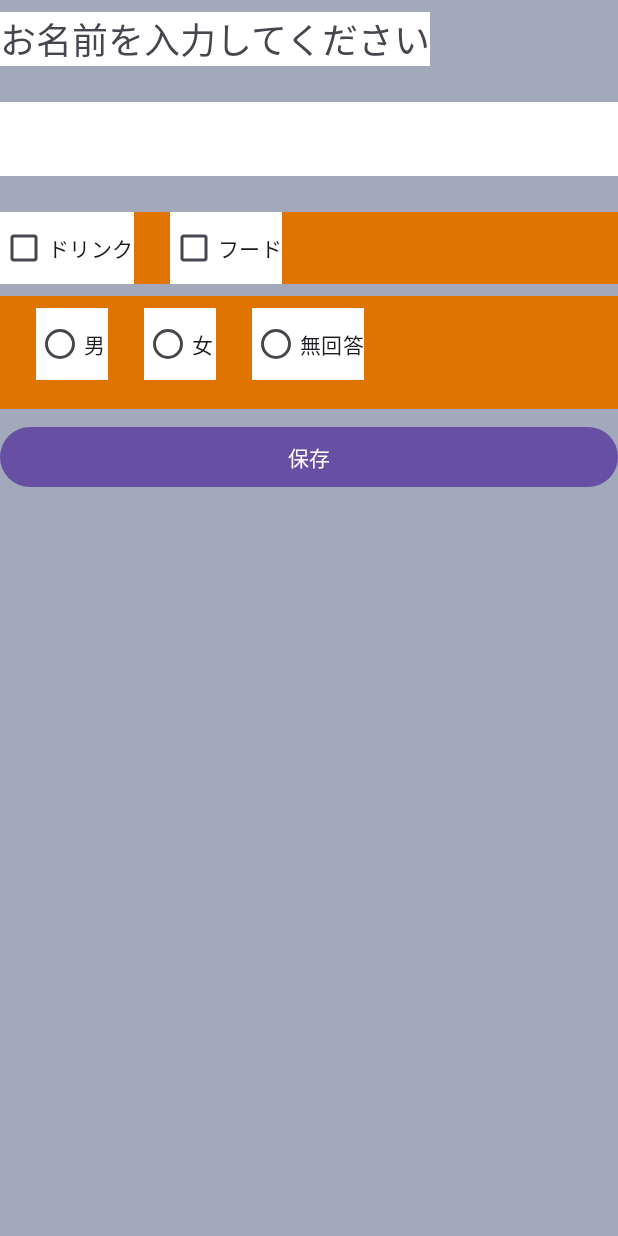
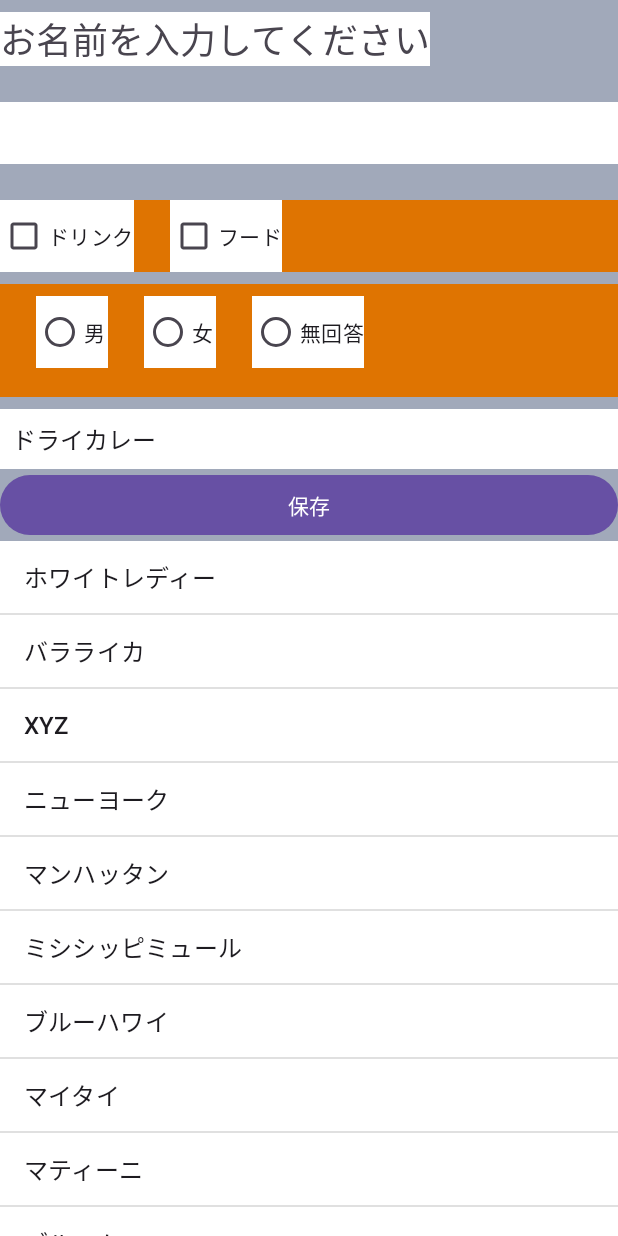
Before and after one commit to its22013/Android1, an Android app: the screen it shows after launch (MainActivity), on a phone screen of 412 x 824 dp. Run offline under Robolectric (Android 15) with nearby library versions, the phone set to English and light mode, and no system bars.

```diff
--- a/ViwSample/app/src/main/res/layout/activity_main.xml
+++ b/ViwSample/app/src/main/res/layout/activity_main.xml
@@ -21,7 +21,7 @@
    <EditText
        android:id="@+id/etInput"
        android:layout_width="match_parent"
-       android:layout_height="49dp"
+       android:layout_height="41dp"
        android:layout_marginTop="8dp"
        android:layout_marginBottom="24dp"
        android:background="#ffffff"
@@ -85,10 +85,26 @@
 
    </RadioGroup>
 
+   <Spinner
+       android:id="@+id/spCurryList"
+       android:layout_width="match_parent"
+       android:layout_height="wrap_content"
+       android:background="#ffffff"
+       android:entries="@array/sp_curry_list"
+       android:paddingTop="8dp"
+       android:paddingBottom="8dp" />
+
    <Button
        android:id="@+id/btSave"
        android:layout_width="match_parent"
        android:layout_height="wrap_content"
        android:text="@string/bt_save" />
 
+   <ListView
+       android:layout_width="match_parent"
+       android:layout_height="0dp"
+       android:layout_weight="1"
+       android:background="#ffffff"
+       android:entries="@array/lv_cocktail_list" />
+
 </LinearLayout>
--- a/ViwSample/app/src/main/res/values/strings.xml
+++ b/ViwSample/app/src/main/res/values/strings.xml
@@ -7,4 +7,28 @@
     <string name="rb_male">男</string>
     <string name="rb_female">女</string>
     <string name="rb_NoAnswer">無回答</string>
+
+    <string-array name="sp_curry_list">
+        <item>ドライカレー</item>
+        <item>カツカレー</item>
+        <item>ビーフカレー</item>
+        <item>チキンカレー</item>
+        <item>シーフードカレー</item>
+        <item>キーマカレー</item>
+        <item>グリーンカレー</item>
+    </string-array>
+
+    <string-array name="lv_cocktail_list">
+        <item>ホワイトレディー</item>
+        <item>バラライカ</item>
+        <item>XYZ</item>
+        <item>ニューヨーク</item>
+        <item>マンハッタン</item>
+        <item>ミシシッピミュール</item>
+        <item>ブルーハワイ</item>
+        <item>マイタイ</item>
+        <item>マティーニ</item>
+        <item>ブルームーン</item>
+        <item>モヒート</item>
+    </string-array>
 </resources>
```
